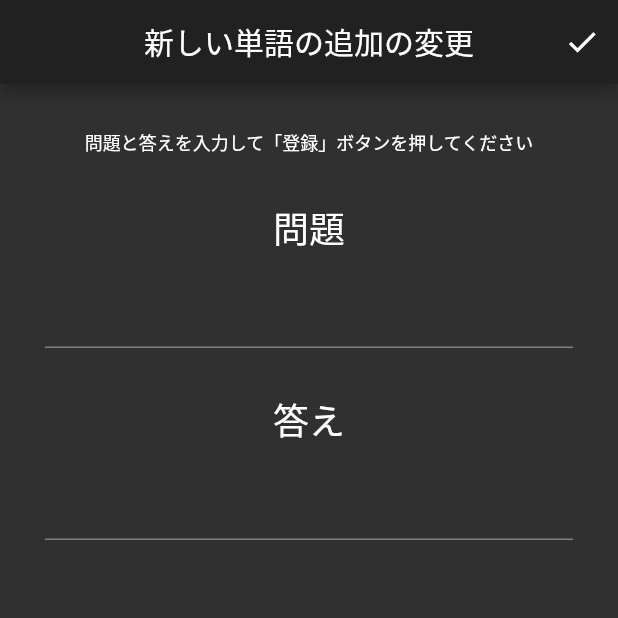
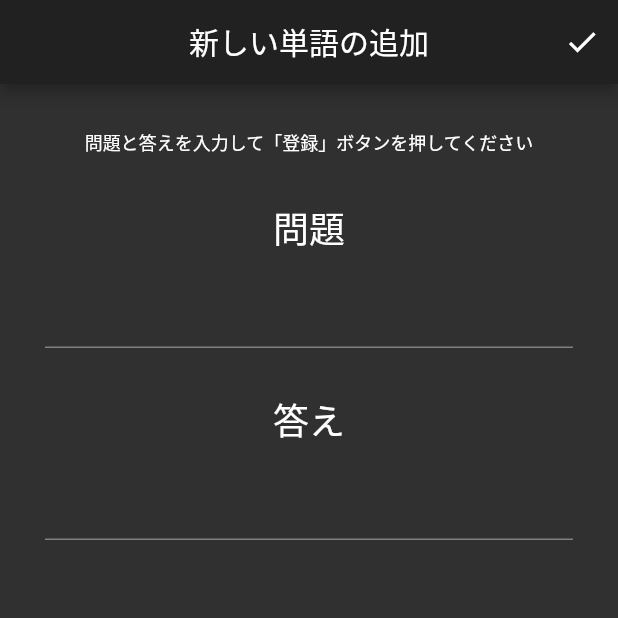
Before and after one commit to yo4hi6o/my_own_frashcard, a Flutter app: the EditScreen screen opened directly, on a phone screen of 412 x 824 dp, the top half of it. Run offline on Flutter 3.47's test engine with Material 2 defaults, Android fonts, the phone set to English and light mode, and no system bars; our stand-ins replace moor, toast; missing offline and left inert: sqlite3; generated files the repository leaves out were written again; Roboto replaces fonts that are missing (Lanobe).

Commit message:
元に戻す

```diff
--- a/lib/screens/edit_screen.dart
+++ b/lib/screens/edit_screen.dart
@@ -32,7 +32,7 @@ class _EditScreenState extends State<EditScreen> {
     super.initState();
     if (widget.status == EditStatus.ADD) {
       _isQuestionEnabled = true;
-      _titleText = "新しい単語の追加の変更";
+      _titleText = "新しい単語の追加";
       questionController.text = "";
       answerController.text = "";
     } else {
```
